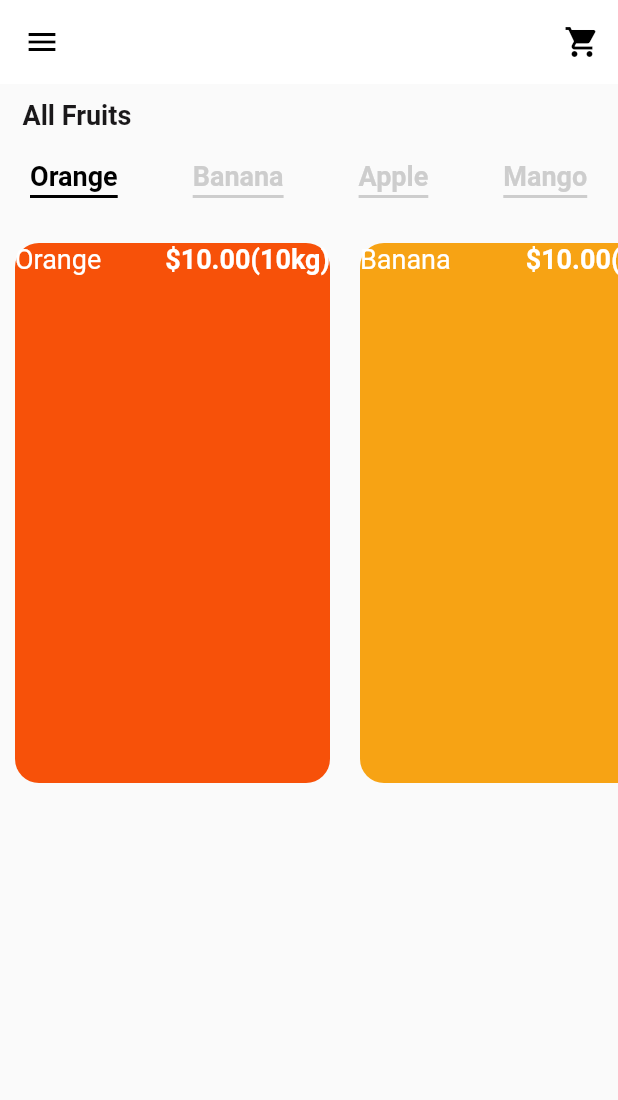
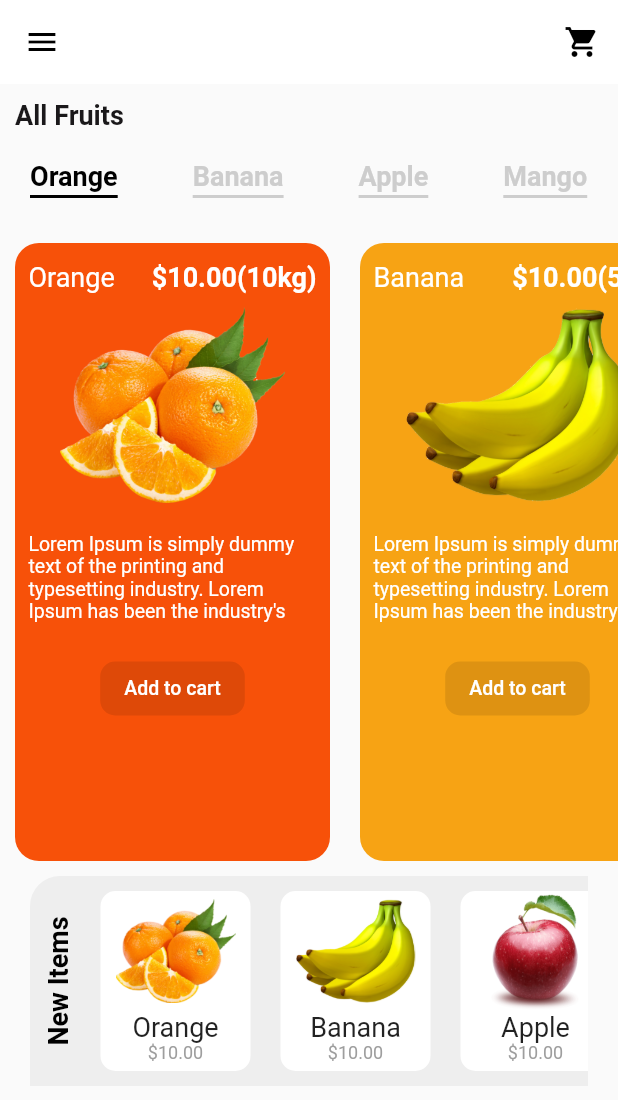
Before and after one commit to MuthuHere/Fruits-FlutterUI, a Flutter app: the screen it shows after launch, on a phone screen of 412 x 824 dp. Shown: the top 1100 px of the screen. Run offline on Flutter 3.47's test engine with Material 2 defaults, Android fonts, the phone set to English and light mode, and no system bars.

Commit message:
1. New items added

```diff
--- a/lib/main.dart
+++ b/lib/main.dart
@@ -1,4 +1,5 @@
 import 'package:flutter/material.dart';
+import 'package:fruitapp/router/router.dart';
 import 'package:fruitapp/ui/home/home_page.dart';
 
 void main() {
@@ -12,9 +13,13 @@ class MyApp extends StatelessWidget {
     return MaterialApp(
       title: 'Fruits',
       debugShowCheckedModeBanner: false,
+      onGenerateRoute: Router.generateRoute,
       theme: ThemeData(
         primaryColor: Colors.white,
         visualDensity: VisualDensity.adaptivePlatformDensity,
+        secondaryHeaderColor: Color.fromRGBO(246, 125, 156, 1),
+        accentColor: Color.fromRGBO(238, 65, 99, 1.0),
+        textSelectionColor: Color.fromRGBO(63, 62, 94, 1.0),
       ),
       home: Scaffold(
         appBar: AppBar(
--- /dev/null
+++ b/lib/model/intents/product_details_data.dart
@@ -0,0 +1,8 @@
+import 'package:fruitapp/model/list_item.dart';
+
+class IntentProductDetails {
+  ListItem item;
+
+  IntentProductDetails(this.item);
+
+}
--- a/lib/notifier/home_notifier.dart
+++ b/lib/notifier/home_notifier.dart
@@ -6,6 +6,10 @@ class HomeNotifier extends BaseNotifier {
   List<ListItem> _items;
 
   int _selectedTabPosition = 0;
+
+  ScrollController _scrollControllerNames = new ScrollController();
+  ScrollController _scrollControllerItems = new ScrollController();
+
 
   HomeNotifier() {
     this.items = listItems;
@@ -22,6 +26,26 @@ class HomeNotifier extends BaseNotifier {
 
   set selectedTabPosition(int value) {
     _selectedTabPosition = value;
+
+    _scrollControllerItems.animateTo(
+        (value * 210).toDouble(), duration: Duration(microseconds: 300),
+        curve: Curves.bounceInOut);
     notifyListeners();
   }
+
+  ScrollController get scrollControllerNames => _scrollControllerNames;
+
+  set scrollControllerNames(ScrollController value) {
+    _scrollControllerNames = value;
+    notifyListeners();
+  }
+
+  ScrollController get scrollControllerItems => _scrollControllerItems;
+
+  set scrollControllerItems(ScrollController value) {
+    _scrollControllerItems = value;
+    notifyListeners();
+  }
+
+
 }
--- /dev/null
+++ b/lib/router/router_constant.dart
@@ -0,0 +1,2 @@
+const HOME_PAGE = '/homePage';
+const DETAILS_PAGE = '/DetailsPage';
--- a/lib/ui/home/home_page.dart
+++ b/lib/ui/home/home_page.dart
@@ -2,6 +2,7 @@ import 'package:flutter/material.dart';
 import 'package:fruitapp/styles/colors.dart';
 import 'package:fruitapp/styles/text_styles.dart';
 import 'package:fruitapp/widget/categories.dart';
+import 'package:fruitapp/widget/new_items.dart';
 
 class HomePage extends StatefulWidget {
   @override
@@ -16,7 +17,7 @@ class _HomePageState extends State<HomePage> {
         children: <Widget>[
           Padding(
             padding: const EdgeInsets.symmetric(
-              horizontal: 15.0,
+              horizontal: 10.0,
               vertical: 10,
             ),
             child: Text(
@@ -29,6 +30,8 @@ class _HomePageState extends State<HomePage> {
 
           Categories(),
 
+          NewItems(),
+
         ],
       ),
     );
--- a/lib/widget/categories.dart
+++ b/lib/widget/categories.dart
@@ -1,6 +1,8 @@
 import 'package:flutter/material.dart';
+import 'package:fruitapp/model/intents/product_details_data.dart';
 import 'package:fruitapp/model/list_item.dart';
 import 'package:fruitapp/notifier/home_notifier.dart';
+import 'package:fruitapp/router/router_constant.dart';
 import 'package:fruitapp/styles/colors.dart';
 import 'package:fruitapp/styles/text_styles.dart';
 import 'package:provider/provider.dart';
@@ -11,6 +13,11 @@ class Categories extends StatefulWidget {
 }
 
 class _CategoriesState extends State<Categories> {
+  @override
+  void initState() {
+    super.initState();
+  }
+
   @override
   Widget build(BuildContext context) {
     return ChangeNotifierProvider<HomeNotifier>(
@@ -32,6 +39,7 @@ class _CategoriesState extends State<Categories> {
     return Container(
       height: 45.0,
       child: ListView.builder(
+          controller: value.scrollControllerNames,
           scrollDirection: Axis.horizontal,
           itemCount: value.items.length,
           itemBuilder: (BuildContext context, int index) {
@@ -74,15 +82,29 @@ class _CategoriesState extends State<Categories> {
 
   Widget _fruitsShow(HomeNotifier value) {
     return Container(
-      height: 360.0,
-      margin: EdgeInsets.only(top: 20),
+      // transform: Matrix4.rotationZ(0.1),
+      height: MediaQuery.of(context).size.height * .5,
+      margin: EdgeInsets.only(
+        top: 20,
+      ),
       child: ListView.builder(
+          controller: value.scrollControllerItems,
           scrollDirection: Axis.horizontal,
           itemCount: value.items.length,
           itemBuilder: (BuildContext context, int index) {
             ListItem item = value.items[index];
 
-            return Container(
+            return GestureDetector(
+              onTap: () {
+                Navigator.pushNamed(
+                  context,
+                  DETAILS_PAGE,
+                  arguments: IntentProductDetails(
+                    item,
+                  ),
+                );
+              },
+              child: Container(
                 width: 210,
                 margin: EdgeInsets.symmetric(
                   horizontal: 10,
@@ -95,8 +117,12 @@ class _CategoriesState extends State<Categories> {
                     16,
                   ),
                 ),
+                child: Padding(
+                  padding: const EdgeInsets.symmetric(
+                    vertical: 12.0,
+                    horizontal: 9,
+                  ),
                   child: Column(
-
                     children: <Widget>[
                       Row(
                         mainAxisAlignment: MainAxisAlignment.spaceBetween,
@@ -106,7 +132,8 @@ class _CategoriesState extends State<Categories> {
                             style: appNormalText(color: colorWhite),
                           ),
                           RichText(
-                        text: TextSpan(children: <TextSpan>[
+                            text: TextSpan(
+                              children: <TextSpan>[
                                 TextSpan(
                                   text: item.price + '.00',
                                   style: appBoldText(
@@ -119,11 +146,46 @@ class _CategoriesState extends State<Categories> {
                                     color: colorWhite,
                                   ),
                                 )
-                        ]),
+                              ],
+                            ),
                           ),
                         ],
                       ),
+                      Image(
+                        height: 150,
+                        width: 150,
+                        image: AssetImage(
+                          'assets/${item.image}',
+                        ),
+                      ),
+                      Padding(
+                        padding: EdgeInsets.symmetric(vertical: 10),
+                        child: Text(
+                          item.description,
+                          style: appNormalText(color: colorWhite, size: 13),
+                        ),
+                      ),
+                      SizedBox(
+                        height: 10,
+                      ),
+                      FlatButton(
+                        shape: RoundedRectangleBorder(
+                          borderRadius: BorderRadius.circular(
+                            10,
+                          ),
+                        ),
+                        color: colorBlack.withOpacity(
+                          0.1,
+                        ),
+                        onPressed: () {},
+                        child: Text(
+                          'Add to cart',
+                          style: appNormalText(color: colorWhite, size: 13),
+                        ),
+                      )
                     ],
+                  ),
+                ),
               ),
             );
           }),
--- /dev/null
+++ b/lib/widget/new_items.dart
@@ -0,0 +1,93 @@
+import 'package:flutter/material.dart';
+import 'package:fruitapp/model/list_item.dart';
+import 'package:fruitapp/notifier/home_notifier.dart';
+import 'package:fruitapp/styles/colors.dart';
+import 'package:fruitapp/styles/text_styles.dart';
+import 'package:provider/provider.dart';
+
+class NewItems extends StatefulWidget {
+  @override
+  _NewItemsState createState() => _NewItemsState();
+}
+
+class _NewItemsState extends State<NewItems> {
+  @override
+  Widget build(BuildContext context) {
+    return ChangeNotifierProvider<HomeNotifier>(
+      create: (BuildContext context) => HomeNotifier(),
+      child: Consumer<HomeNotifier>(
+        builder: (BuildContext context, HomeNotifier value, Widget child) =>
+            Container(
+          height: 140,
+          margin: EdgeInsets.symmetric(
+            horizontal: 20,
+            vertical: 10,
+          ),
+          decoration: BoxDecoration(
+            color: Colors.grey[200],
+            borderRadius: BorderRadius.only(
+              topLeft: Radius.circular(
+                20,
+              ),
+            ),
+          ),
+          child: Row(
+            children: <Widget>[
+              RotatedBox(
+                quarterTurns: 3,
+                child: Padding(
+                  padding: const EdgeInsets.all(8.0),
+                  child: Text(
+                    'New Items',
+                    style: appBoldText(
+                      color: colorBlack,
+                    ),
+                  ),
+                ),
+              ),
+              Expanded(
+                child: ListView.builder(
+                    scrollDirection: Axis.horizontal,
+                    itemCount: value.items.length,
+                    itemBuilder: (BuildContext context, int index) {
+                      ListItem item = value.items[index];
+                      return Container(
+                        margin: EdgeInsets.symmetric(
+                          horizontal: 10,
+                          vertical: 10,
+                        ),
+                        decoration: BoxDecoration(
+                          borderRadius: BorderRadius.circular(10),
+                          color: colorWhite,
+                        ),
+                        padding: EdgeInsets.symmetric(horizontal: 10),
+                        child: Column(
+                          mainAxisAlignment: MainAxisAlignment.spaceEvenly,
+                          children: <Widget>[
+                            Image(
+                              height: 80,
+                              width: 80,
+                              image: AssetImage('assets/${item.image}'),
+                            ),
+                            Text(
+                              item.name,
+                              style: appNormalText(),
+                            ),
+                            Text(
+                              '${item.price}.00',
+                              style: appNormalText(
+                                  color: Colors.grey[500], size: 12),
+                            ),
+                            Spacer(),
+                          ],
+                        ),
+                      );
+                    }),
+              )
+            ],
+          ),
+        ),
+      ),
+    );
+  }
+}
--- a/pubspec.yaml
+++ b/pubspec.yaml
@@ -29,6 +29,8 @@ dependencies:
   # Use with the CupertinoIcons class for iOS style icons.
   cupertino_icons: ^0.1.3
   provider: ^4.1.2
+  velocity_x: ^0.4.0
+
 
 
 dev_dependencies:
@@ -47,7 +49,9 @@ flutter:
   uses-material-design: true
 
   # To add assets to your application, add an assets section, like this:
-  # assets:
+  assets:
+     - assets/
+
   #   - images/a_dot_burr.jpeg
   #   - images/a_dot_ham.jpeg
 
```
Also changed, not shown: lib/router/router.dart (added, +19 -0 lines), lib/ui/detailsscreen/product_details_screen.dart (added, +23 -0 lines), lib/widget/app_bar.dart (added, +21 -0 lines), assets/apple.png (added), assets/banana.png (added), assets/mango.png (added), assets/orange.png (added), pubspec.lock. Lines whose indentation alone changed are shown as unchanged.
